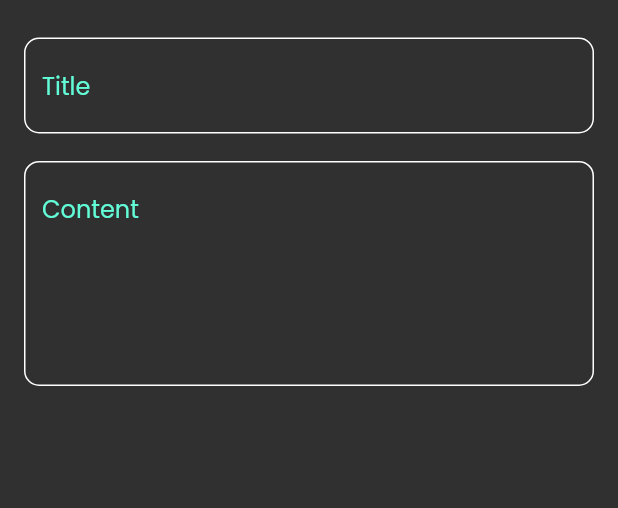
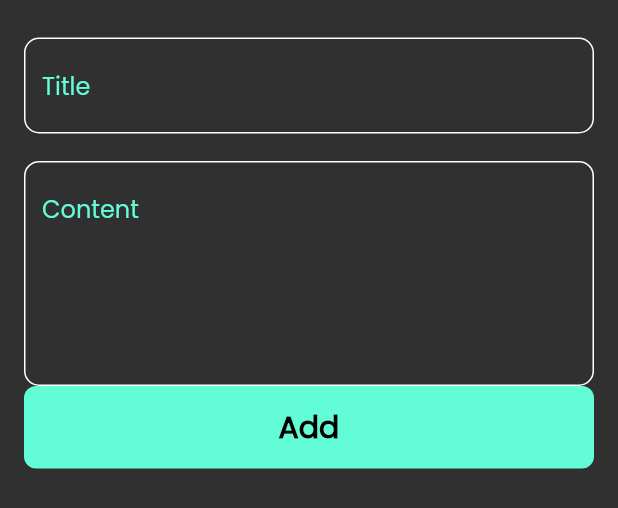
Before and after one commit to NadeenRR/note-app, a Flutter app: the AddNoteButtomSheet widget shown alone on an empty page, opened directly, on a phone screen of 412 x 824 dp. Shown: the top 508 px of the screen. Run offline on Flutter 3.47's test engine with Material 2 defaults, Android fonts, the phone set to English and light mode, and no system bars; our stand-ins replace hive, hive_flutter; accounts and stored records are empty.

Commit message:
create custom button

```diff
--- a/lib/main.dart
+++ b/lib/main.dart
@@ -1,5 +1,7 @@
 import 'package:flutter/material.dart';
+import 'package:hive/hive.dart';
 import 'package:hive_flutter/adapters.dart';
+
 import 'constance.dart';
 import 'package:note_app/views/note_app.dart';
 
--- /dev/null
+++ b/lib/widget/custom_button.dart
@@ -0,0 +1,43 @@
+import 'package:flutter/material.dart';
+import 'package:note_app/constance.dart';
+
+class CustomButton extends StatelessWidget {
+  const CustomButton({super.key, this.onTap, this.isLoading = false});
+
+  final void Function()? onTap;
+
+  final bool isLoading;
+  @override
+  Widget build(BuildContext context) {
+    return GestureDetector(
+      onTap: onTap,
+      child: Container(
+        width: MediaQuery.of(context).size.width,
+        height: 55,
+        decoration: BoxDecoration(
+            color: KPrimaryColor,
+            borderRadius: BorderRadius.circular(
+              8,
+            )),
+        child: Center(
+          child: isLoading
+              ? const SizedBox(
+                  height: 24,
+                  width: 24,
+                  child: CircularProgressIndicator(
+                    color: Colors.black,
+                  ),
+                )
+              : const Text(
+                  'Add',
+                  style: TextStyle(
+                    color: Colors.black,
+                    fontWeight: FontWeight.bold,
+                    fontSize: 20,
+                  ),
+                ),
+        ),
+      ),
+    );
+  }
+}
--- a/lib/widget/custome_addNote_buttomSheet.dart
+++ b/lib/widget/custome_addNote_buttomSheet.dart
@@ -1,5 +1,6 @@
 import 'package:flutter/material.dart';
 
+import 'custom_button.dart';
 import 'custome_text_field.dart';
 
 class AddNoteButtomSheet extends StatelessWidget {
@@ -11,17 +12,18 @@ class AddNoteButtomSheet extends StatelessWidget {
       padding: const EdgeInsets.symmetric(horizontal: 16),
       child: Column(
         children: [
-          SizedBox(height: 25),
-          CustomeTextField(
+          const SizedBox(height: 25),
+          const CustomeTextField(
             hintText: 'Title',
           ),
-          SizedBox(
+         SizedBox(
             height: MediaQuery.of(context).size.height / 45,
           ),
-          CustomeTextField(
+          const CustomeTextField(
             hintText: 'Content',
             maxLine: 5,
           ),
+          const CustomButton(),
         ],
       ),
     );
--- a/pubspec.yaml
+++ b/pubspec.yaml
@@ -37,10 +37,11 @@ dependencies:
 
 dev_dependencies:
   flutter_lints: ^2.0.0
+  hive_generator: ^2.0.0
   build_runner: ^2.3.3
   flutter_test:
     sdk: flutter
-  hive_generator: ^2.0.0
+
 
 # For information on the generic Dart part of this file, see the
 # following page: https://dart.dev/tools/pub/pubspec
```
Also changed, not shown: lib/widget/edit_note_body.dart (+8 -7 lines), 1 other file.
